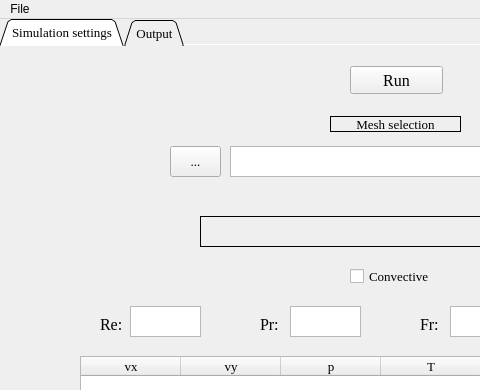
jpisouza/FEM-solver, file FEMsolver.ui: the form before one commit; both pictures show x 0 to 480 and y 0 to 390 of the 804 by 748 pixel window.
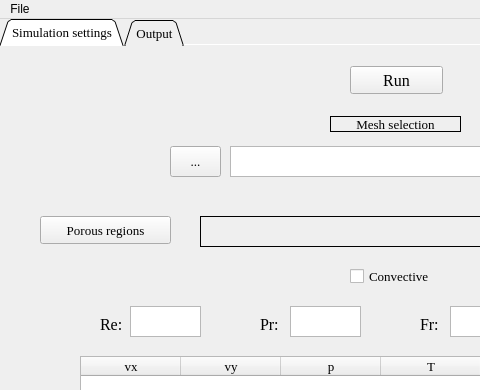
The form after the commit.

Commit message: Added porous simulation to GUI version.

The edit to the form file:
```diff
--- a/FEMsolver.ui
+++ b/FEMsolver.ui
@@ -701,6 +701,19 @@
        <string>Two-way</string>
       </property>
      </widget>
+     <widget class="QPushButton" name="darcy_button">
+      <property name="geometry">
+       <rect>
+        <x>40</x>
+        <y>170</y>
+        <width>131</width>
+        <height>28</height>
+       </rect>
+      </property>
+      <property name="text">
+       <string>Porous regions</string>
+      </property>
+     </widget>
     </widget>
     <widget class="QWidget" name="Outputtab">
      <attribute name="title">
```
The commit also changes 16 other files.
